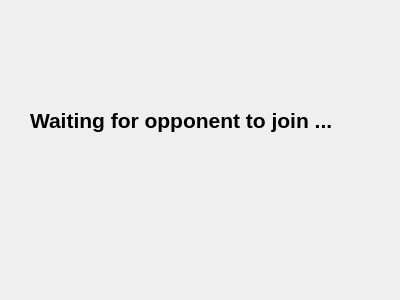
Above: waiting.ui from agh372/PokemonMultiplayerBattle before the change. Below: the same form after it.
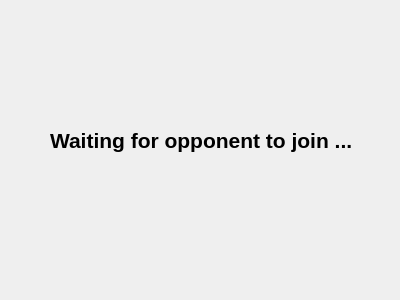
That is the form after the change.

Commit message: Player connecting to host and waiting for opponent done

The edit to the form file:
```diff
--- a/waiting.ui
+++ b/waiting.ui
@@ -16,10 +16,10 @@
   <widget class="QLabel" name="label">
    <property name="geometry">
     <rect>
-     <x>30</x>
-     <y>40</y>
+     <x>50</x>
+     <y>50</y>
      <width>401</width>
-     <height>161</height>
+     <height>181</height>
     </rect>
    </property>
    <property name="font">
```
The commit also changes 4 other files.
